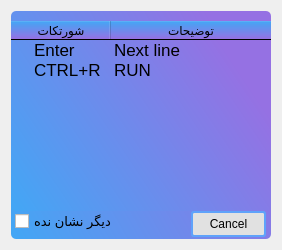
Above: ui/shortcut.ui from mahdi9925/JointShear before the change. Below: the same form after it.
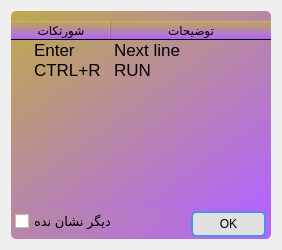
That is the form after the change.

Commit message: `ok` button instead `cancell` button and modify background color

Patch:
```diff
--- a/ui/shortcut.ui
+++ b/ui/shortcut.ui
@@ -18,7 +18,7 @@
     <widget class="QFrame" name="frame">
      <property name="styleSheet">
       <string notr="true">QFrame{
-	background-color: qlineargradient(spread:pad, x1:0, y1:1, x2:1, y2:0.511, stop:0 rgba(66, 167, 245, 255), stop:1 rgba(149, 113, 227, 255));
+	background-color: qlineargradient(spread:pad, x1:0, y1:0, x2:1, y2:1, stop:0 rgba(189, 170, 78, 255), stop:1 rgba(179, 99, 255, 255));
 	border-radius : 5px;
 }</string>
      </property>
@@ -163,8 +163,8 @@
       <property name="styleSheet">
        <string notr="true">QPushButton{
 	background-color: rgb(225, 225, 225);
-	border-radius : 3px;
-	border: 2px solid #5fa2fa;
+	border-radius : 5px;
+	border: 2px solid #4d90e8;
 }
 
 QPushButton:hover{
@@ -174,7 +174,7 @@
 }</string>
       </property>
       <property name="text">
-       <string>Cancel</string>
+       <string>OK</string>
       </property>
      </widget>
     </widget>
```
Left out of the diff: 4 changed lines with no effect on the pictures. The commit also changes 1 other file.
